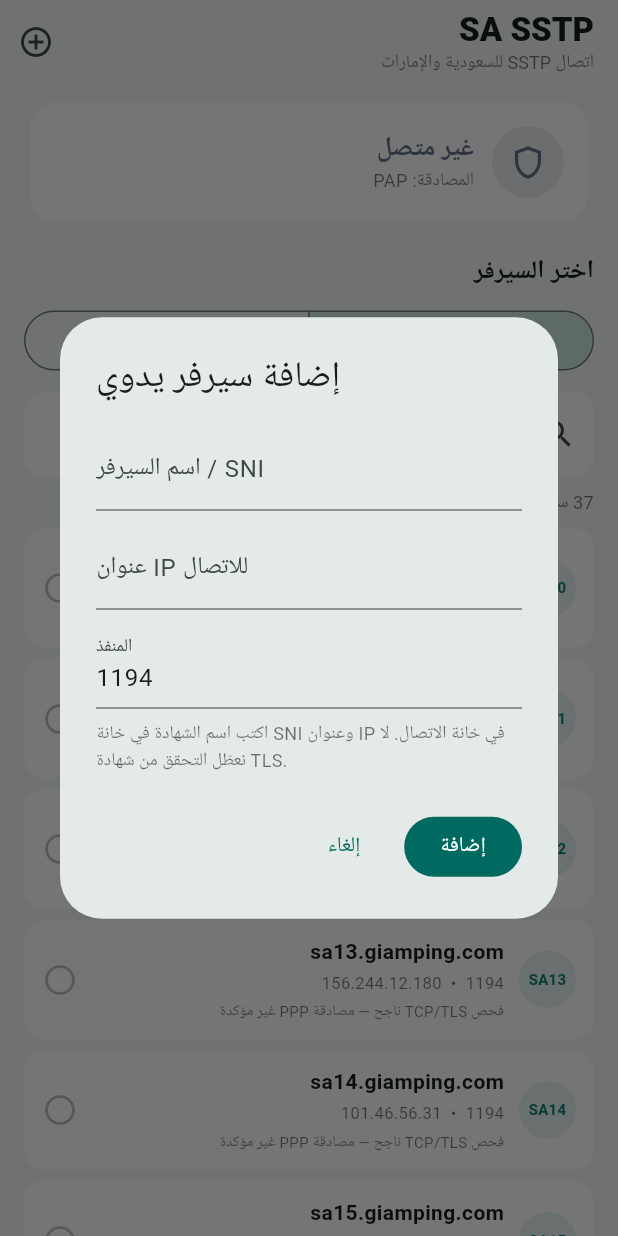
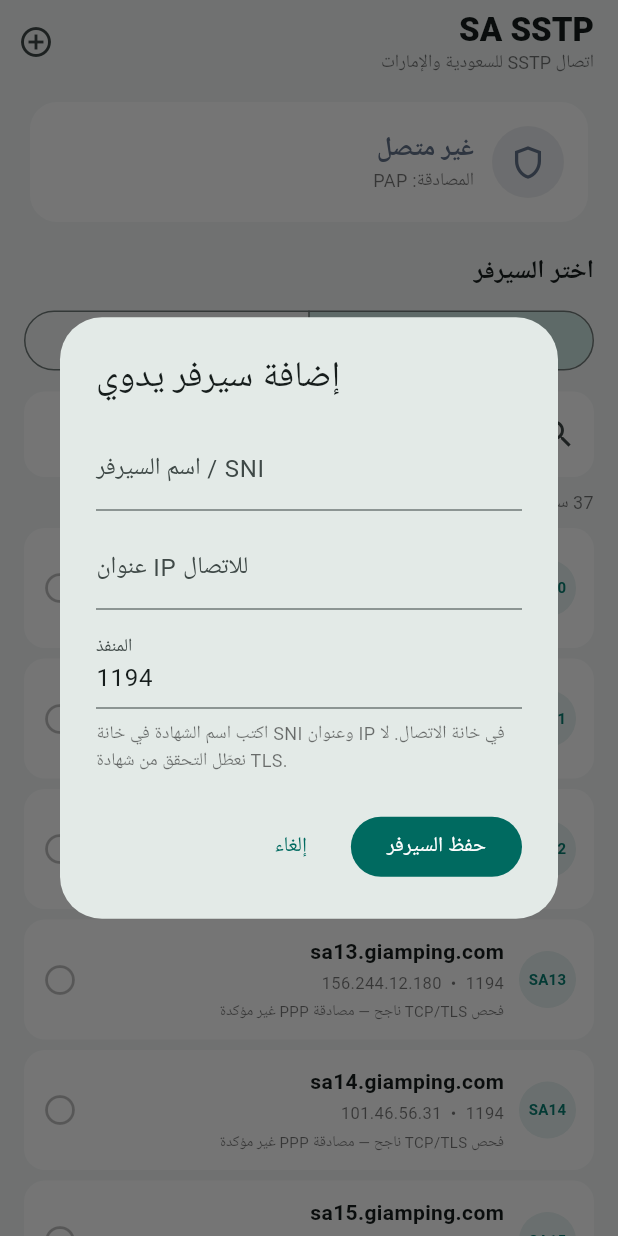
Before and after one commit to abrahamali774464314-gif/Build-SA-SSTP-TrollStore-IPA-2, a Flutter app: the screen it shows after launch, after a tap on the "add circle outline" icon, on a phone screen of 412 x 824 dp. Run offline on Flutter 3.47's test engine with Material 3 defaults, Android fonts, the phone set to English and light mode, and no system bars; our stand-ins replace flutter_secure_storage, shared_preferences.

Commit message:
Persist newly added SSTP servers and support editing and removal

```diff
--- a/example/lib/main.dart
+++ b/example/lib/main.dart
@@ -366,15 +366,17 @@ class _SaSstpHomePageState extends State<SaSstpHomePage> {
     }
   }
 
-  Future<void> _addCustomServer() async {
-    final hostController = TextEditingController();
-    final ipController = TextEditingController();
-    final portController = TextEditingController(text: '1194');
+  Future<void> _addCustomServer({_ServerChoice? editing}) async {
+    final hostController = TextEditingController(text: editing?.host ?? '');
+    final ipController = TextEditingController(text: editing?.ip ?? '');
+    final portController = TextEditingController(
+      text: (editing?.port ?? 1194).toString(),
+    );
 
     final result = await showDialog<_ServerChoice>(
       context: context,
       builder: (dialogContext) => AlertDialog(
-        title: const Text('إضافة سيرفر يدوي'),
+        title: Text(editing == null ? 'إضافة سيرفر يدوي' : 'تعديل السيرفر'),
         content: SingleChildScrollView(
           child: Column(
             mainAxisSize: MainAxisSize.min,
@@ -423,13 +425,12 @@ class _SaSstpHomePageState extends State<SaSstpHomePage> {
               final ip = ipController.text.trim();
               final port = int.tryParse(portController.text.trim());
               if (host.isEmpty || ip.isEmpty || port == null ||
-                  port < 1 || port > 65535) {
-                return;
-              }
+                  port < 1 || port > 65535) return;
               Navigator.pop(
                 dialogContext,
                 _ServerChoice(
-                  id: 'CUSTOM',
+                  id: editing?.id ??
+                      'CUSTOM-' + DateTime.now().microsecondsSinceEpoch.toString(),
                   host: host,
                   ip: ip,
                   region: _region,
@@ -438,7 +439,7 @@ class _SaSstpHomePageState extends State<SaSstpHomePage> {
                 ),
               );
             },
-            child: const Text('إضافة'),
+            child: Text(editing == null ? 'حفظ السيرفر' : 'حفظ التعديل'),
           ),
         ],
       ),
@@ -449,10 +450,78 @@ class _SaSstpHomePageState extends State<SaSstpHomePage> {
     portController.dispose();
 
     if (result == null || !mounted) return;
-    setState(() {
-      _selected = result;
-      _region = result.region;
-    });
+    final customServers = _servers.where((entry) => entry.custom).toList();
+    if (editing == null) {
+      customServers.add(result);
+    } else {
+      final index = customServers.indexWhere((s) => s.id == editing.id);
+      if (index < 0) return;
+      customServers[index] = result;
+    }
+
+    try {
+      await _store.saveCustomServers(
+        customServers.map((s) => s.toJson()).toList(),
+      );
+      if (!mounted) return;
+      setState(() {
+        _servers.removeWhere((s) => s.custom);
+        _servers.addAll(customServers);
+        _selected = result;
+        _region = result.region;
+        _search.clear();
+      });
+      await _persistSelection(result);
+      if (mounted) _showMessage('تم حفظ السيرفر على هذا الجهاز');
+    } catch (_) {
+      if (mounted) _showMessage('لم نتمكن من حفظ السيرفر');
+    }
+  }
+
+  Future<void> _deleteCustomServer(_ServerChoice server) async {
+    if (!server.custom) return;
+    final confirmed = await showDialog<bool>(
+      context: context,
+      builder: (dialogContext) => AlertDialog(
+        title: const Text('حذف السيرفر؟'),
+        content: Text(server.host, textDirection: TextDirection.ltr),
+        actions: [
+          TextButton(
+            onPressed: () => Navigator.pop(dialogContext, false),
+            child: const Text('إلغاء'),
+          ),
+          TextButton(
+            onPressed: () => Navigator.pop(dialogContext, true),
+            child: const Text('حذف'),
+          ),
+        ],
+      ),
+    );
+    if (confirmed != true || !mounted) return;
+
+    final remaining = _servers
+        .where((item) => item.custom && item.id != server.id)
+        .toList();
+    try {
+      await _store.saveCustomServers(
+        remaining.map((s) => s.toJson()).toList(),
+      );
+      if (!mounted) return;
+      setState(() {
+        _servers.removeWhere((s) => s.custom);
+        _servers.addAll(remaining);
+        if (_selected?.id == server.id) {
+          final regionServers = _servers.where((s) => s.region == _region);
+          _selected = regionServers.isNotEmpty
+              ? regionServers.first : _servers.first;
+        }
+      });
+      final selected = _selected;
+      if (selected != null) await _persistSelection(selected);
+      if (mounted) _showMessage('تم حذف السيرفر');
+    } catch (_) {
+      if (mounted) _showMessage('لم نتمكن من حذف السيرفر');
+    }
   }
 
   void _showMessage(String message) {
```
